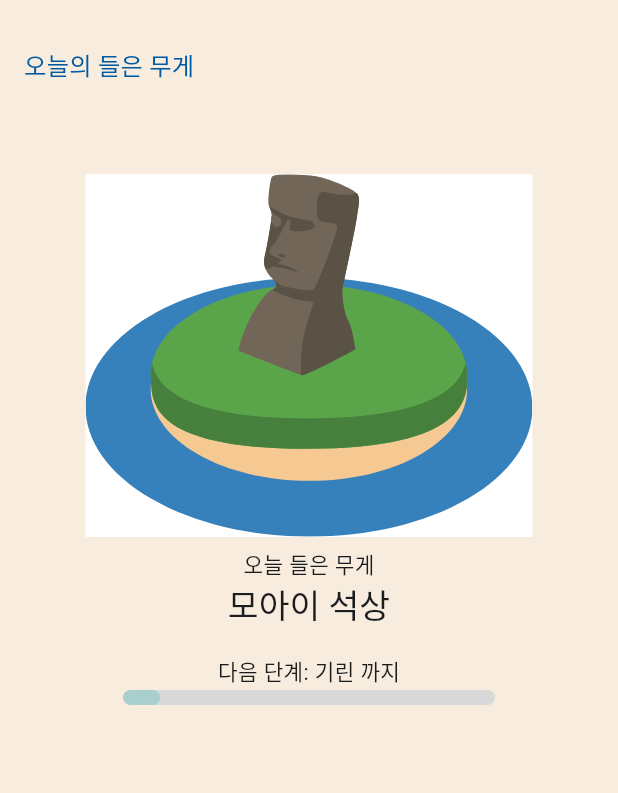
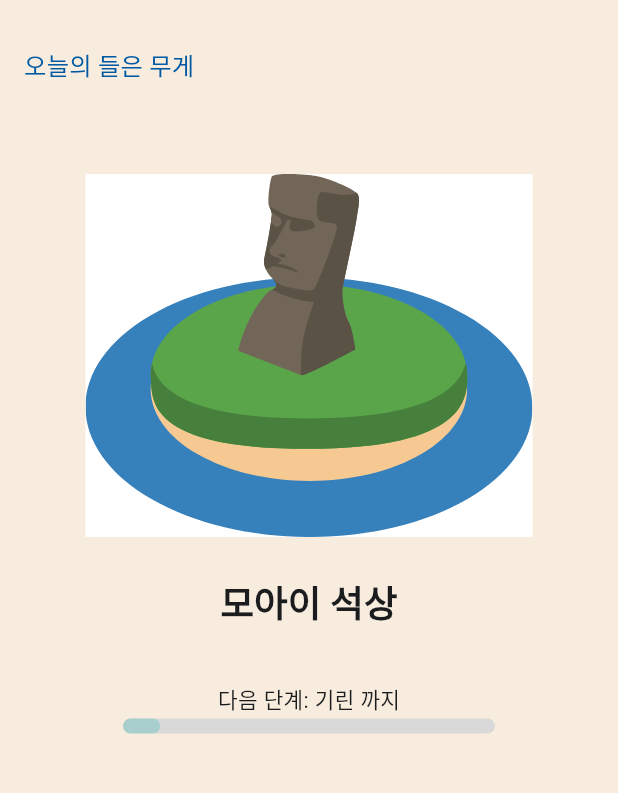
Before and after one commit to sam2244/FitweenV2, a Flutter app: the ChallengeDetailPage screen opened by its route, on a phone screen of 412 x 824 dp, the part 75-868 px from its top. Run offline on Flutter 3.47's test engine with Material 2 defaults, Android fonts, the phone set to English and light mode, and no system bars; drawn by our look-alikes of percent_indicator; our stand-ins replace animated_flip_counter, cloud_firestore, firebase_auth, firebase_core, firebase_storage, flutter_screenutil and 4 more; accounts and stored records are empty; Roboto replaces fonts that are missing (Noto_Sans_KR).

Commit message:
detail page update

```diff
--- a/lib/view/page/challenge/detail/detail.dart
+++ b/lib/view/page/challenge/detail/detail.dart
@@ -24,7 +24,7 @@ class ChallengeDetailPage extends StatelessWidget {
               measure: "오늘 들은 무게",
               currentlevel: "모아이 석상",
               nextlevel: "기린",
-              image: 'assets/image/page/record/moai.svg',
+              image: 'assets/image/page/record/moainew.svg',
             ),
           ],
         ),
--- a/lib/view/page/challenge/detail/widget.dart
+++ b/lib/view/page/challenge/detail/widget.dart
@@ -52,7 +52,7 @@ class ChallengeDetail extends StatelessWidget{
         builder: (controller) {
           return Center(
             child: Container(
-                padding: const EdgeInsets.only(bottom: 10.0, top: 53.0),
+                padding: const EdgeInsets.only(top: 53.0),
                 child: Column(
                   children: [
                     Container(
@@ -62,9 +62,11 @@ class ChallengeDetail extends StatelessWidget{
                       color: FWTheme.white,
                       child: SvgPicture.asset(image),
                     ),
-                    Text(measure),
-                    Text(currentlevel,
-                      style: textTheme.titleLarge,
+                    Padding(
+                      padding: const EdgeInsets.only(top: 16.0, bottom: 17.0),
+                      child: Text(currentlevel,
+                        style: textTheme.headlineMedium,
+                      ),
                     ),
                     Container(
                         padding: const EdgeInsets.only(top:18),
--- a/pubspec.yaml
+++ b/pubspec.yaml
@@ -45,6 +45,7 @@ flutter:
     - assets/image/logo/fitween.svg
     - assets/image/logo/google.svg
     - assets/image/page/record/moai.svg
+    - assets/image/page/record/moainew.svg
     - assets/image/page/record/eiffel.svg
     - assets/image/page/greeting/greeting.svg
     - assets/image/page/onboarding/background.svg
```
Also changed, not shown: assets/image/page/record/moainew.svg (added).
